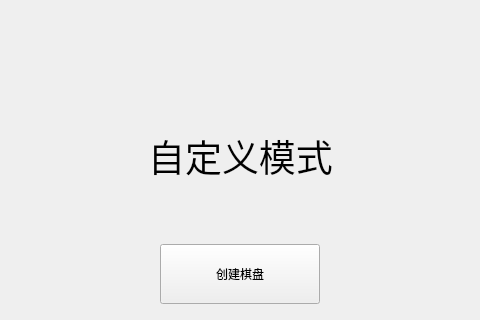
First picture: the form in custompage.ui, repository CHEN20060804/huarongdao, before the edit; both pictures show x 181 to 661 and y 0 to 320 of the 850 by 600 pixel window.
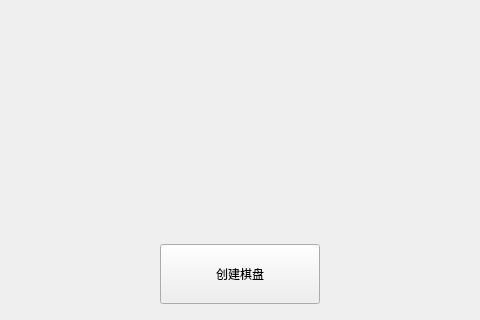
Second picture: the form after the edit. Custom widgets are drawn as their Qt base class.

Patch:
```diff
--- a/custompage.ui
+++ b/custompage.ui
@@ -76,28 +76,6 @@
     <string>删除棋盘</string>
    </property>
   </widget>
-  <widget class="QLabel" name="label">
-   <property name="geometry">
-    <rect>
-     <x>276</x>
-     <y>100</y>
-     <width>291</width>
-     <height>111</height>
-    </rect>
-   </property>
-   <property name="font">
-    <font>
-     <family>Segoe UI Variable</family>
-     <pointsize>28</pointsize>
-    </font>
-   </property>
-   <property name="text">
-    <string>自定义模式</string>
-   </property>
-   <property name="alignment">
-    <set>Qt::AlignmentFlag::AlignCenter</set>
-   </property>
-  </widget>
  </widget>
  <customwidgets>
   <customwidget>
```
